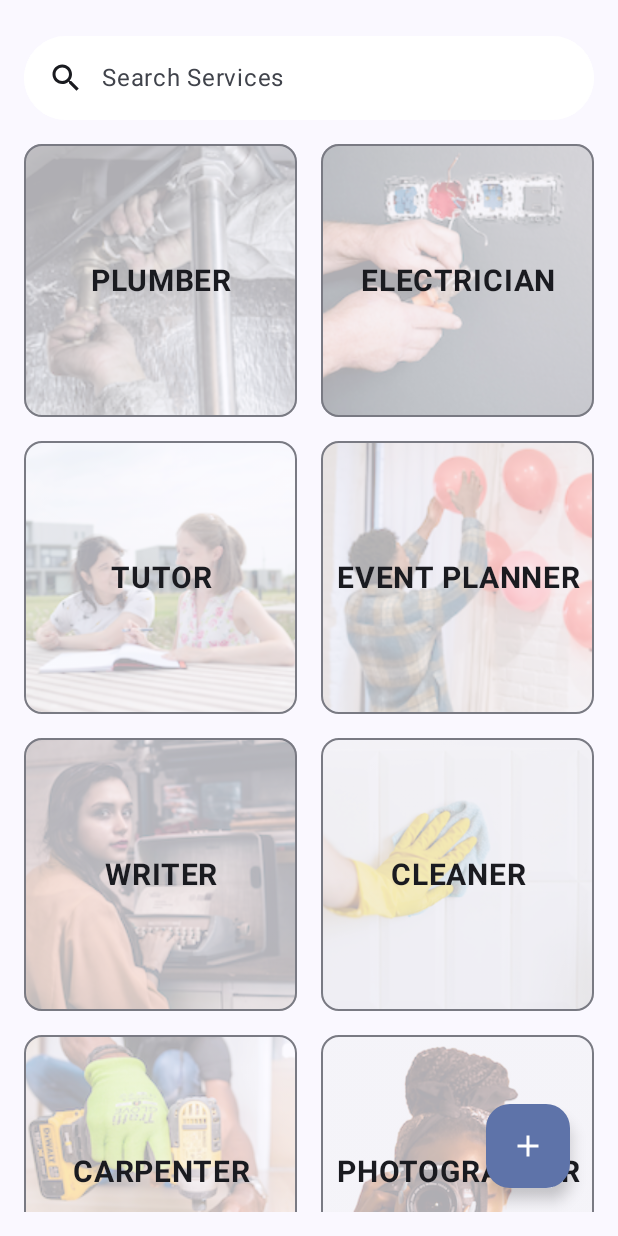
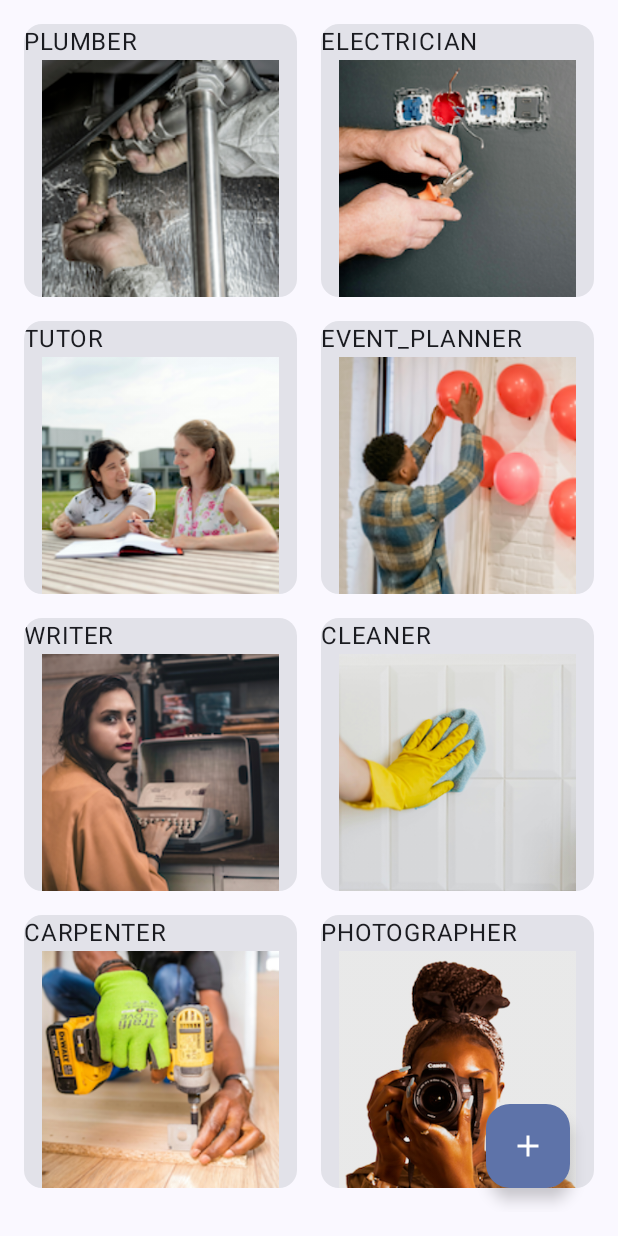
Before and after one commit to SWENT-GRP5/SOLVIT, an Android app built with Jetpack Compose: the composable ServicesScreen shown on its own in the app's theme, on a phone screen of 412 x 824 dp. Run offline under Robolectric (Android 15) with nearby library versions, the light colour scheme and no system bars.

Commit message:
feat(ui): implement basic services screen

```diff
--- a/app/src/main/java/com/android/solvit/model/ProviderRepositoryFirestore.kt
+++ b/app/src/main/java/com/android/solvit/model/ProviderRepositoryFirestore.kt
@@ -2,7 +2,6 @@ package com.android.solvit.model
 
 import android.util.Log
 import com.google.android.gms.tasks.Task
-import com.google.firebase.firestore.CollectionReference
 import com.google.firebase.firestore.DocumentSnapshot
 import com.google.firebase.firestore.FirebaseFirestore
 
@@ -64,19 +63,12 @@ class ProviderRepositoryFirestore(private val db:FirebaseFirestore) : ProviderRe
         onFailure: (Exception) -> Unit
     ) {
 
-        if(service !=null){
-             val collectionRef =  db.collection(collectionPath).whereEqualTo("service",service.toString())
-            collectionRef.get().addOnCompleteListener{task->
-                if(task.isSuccessful){
-                    val providers = task.result?.mapNotNull { document -> convertDoc(document) } ?: emptyList()
-                    onSuccess(providers)
+        val query = if(service !=null){
+            db.collection(collectionPath).whereEqualTo("service",service.toString())
         }else{
-                    Log.e("ProviderRepositoryFirestore", "failed to get Providers")
-                    task.exception?.let {onFailure(it)}
-                }}
-        }else{
-             val collectionRef =  db.collection(collectionPath)
-                collectionRef.get().addOnCompleteListener{task->
+            db.collection(collectionPath)
+        }
+        query.get().addOnCompleteListener{task->
             if(task.isSuccessful){
                 val providers = task.result?.mapNotNull { document -> convertDoc(document) } ?: emptyList()
                 onSuccess(providers)
@@ -84,8 +76,9 @@ class ProviderRepositoryFirestore(private val db:FirebaseFirestore) : ProviderRe
                 Log.e("ProviderRepositoryFirestore", "failed to get Providers")
                 task.exception?.let {onFailure(it)}
             }
+        }
 
-    }}}
+    }
 
     private fun performFirestoreOperation(
         task : Task<Void>,
--- a/app/src/main/java/com/android/solvit/ui/services/Services.kt
+++ b/app/src/main/java/com/android/solvit/ui/services/Services.kt
@@ -4,7 +4,6 @@ import androidx.compose.foundation.Image
 import androidx.compose.foundation.clickable
 import androidx.compose.foundation.layout.Arrangement
 import androidx.compose.foundation.layout.Box
-import androidx.compose.foundation.layout.Column
 import androidx.compose.foundation.layout.aspectRatio
 import androidx.compose.foundation.layout.fillMaxSize
 import androidx.compose.foundation.layout.padding
@@ -12,69 +11,37 @@ import androidx.compose.foundation.lazy.grid.GridCells
 import androidx.compose.foundation.lazy.grid.LazyVerticalGrid
 import androidx.compose.material.icons.Icons
 import androidx.compose.material.icons.filled.Add
-import androidx.compose.material.icons.filled.Search
-import androidx.compose.material3.ExperimentalMaterial3Api
+import androidx.compose.material3.Card
 import androidx.compose.material3.FloatingActionButton
 import androidx.compose.material3.Icon
-import androidx.compose.material3.OutlinedCard
 import androidx.compose.material3.Scaffold
-import androidx.compose.material3.SearchBar
-import androidx.compose.material3.SearchBarDefaults
 import androidx.compose.material3.Text
 import androidx.compose.runtime.Composable
-import androidx.compose.runtime.collectAsState
-import androidx.compose.runtime.getValue
-import androidx.compose.ui.Alignment
 import androidx.compose.ui.Modifier
-import androidx.compose.ui.draw.alpha
-import androidx.compose.ui.graphics.Color
-import androidx.compose.ui.platform.testTag
 import androidx.compose.ui.res.painterResource
-import androidx.compose.ui.text.font.FontWeight
-import androidx.compose.ui.text.style.TextAlign
 import androidx.compose.ui.unit.dp
-import androidx.compose.ui.unit.sp
-import com.android.solvit.model.services.SearchServicesViewModel
+import com.android.solvit.R
+import com.android.solvit.model.Services
 
-@OptIn(ExperimentalMaterial3Api::class)
 @Composable
 fun ServicesScreen() {
-
-  val searchViewModel = SearchServicesViewModel()
-  val searchText by searchViewModel.searchText.collectAsState()
-  val searchResults by searchViewModel.servicesList.collectAsState()
-
     Scaffold(
-      modifier = Modifier.padding(16.dp).testTag("servicesScreen"),
+        modifier = Modifier.padding(16.dp),
         floatingActionButton = {
             FloatingActionButton(
-            modifier = Modifier.testTag("addRequestButton"), onClick = { /*TODO*/}) {
+                onClick = { /*TODO*/ }) {
                 Icon(imageVector = Icons.Default.Add, contentDescription = "Add Service Request")
             }
-      }) { padding ->
-        Column(
-            modifier = Modifier.fillMaxSize().padding(padding),
-            verticalArrangement = Arrangement.spacedBy(16.dp)) {
-              SearchBar(
-                  query = searchText,
-                  onQueryChange = searchViewModel::onSearchTextChange,
-                  onSearch = searchViewModel::onSearchTextChange,
-                  active = false,
-                  onActiveChange = { searchViewModel.onToggleSearch() },
-                  modifier = Modifier.testTag("searchBar"),
-                  placeholder = { Text("Search Services") },
-                  leadingIcon = {
-                    Icon(imageVector = Icons.Default.Search, contentDescription = null)
-                  },
-                  colors = SearchBarDefaults.colors(containerColor = Color.White)) {}
+        }
+    ) { padding ->
         LazyVerticalGrid(
             columns = GridCells.Fixed(2),
-                  modifier = Modifier.padding(padding).testTag("servicesGrid"),
+            modifier = Modifier.padding(padding),
             verticalArrangement = Arrangement.spacedBy(16.dp),
-                  horizontalArrangement = Arrangement.spacedBy(16.dp)) {
-                    items(searchResults.size) { index ->
-                      ServiceItem(searchResults[index], onClick = { /*TODO*/})
-                    }
+            horizontalArrangement = Arrangement.spacedBy(16.dp)
+        ) {
+            items(SERVICES_LIST.size) { index ->
+                ServiceItem(SERVICES_LIST[index], onClick = { /*TODO*/ })
             }
         }
     }
@@ -82,22 +49,18 @@ fun ServicesScreen() {
 
 @Composable
 fun ServiceItem(service: ServicesListItem, onClick: () -> Unit) {
-  OutlinedCard(
-      modifier =
-          Modifier.aspectRatio(1f).testTag(service.service.toString() + "Item").clickable {
-            onClick()
-          }) {
-        Box {
+    Card(
+        modifier = Modifier
+            .aspectRatio(1f)
+            .clickable { onClick() }
+    ) {
+        Text(
+            text = service.service.toString()
+        )
         Image(
             painter = painterResource(id = service.image),
-              contentDescription = null,
-              modifier = Modifier.fillMaxSize().alpha(0.3f))
-          Text(
-              text = service.service.toString().replace("_", " "),
-              modifier = Modifier.align(Alignment.Center),
-              fontSize = 20.sp,
-              fontWeight = FontWeight.Bold,
-              textAlign = TextAlign.Center)
+            contentDescription = service.service.toString(),
+            modifier = Modifier.fillMaxSize()
+        )
     }
 }
-}
```
Also changed, not shown: app/src/main/java/com/android/solvit/ui/services/ServicesListItem.kt (+7 -4 lines). Lines whose indentation alone changed are shown as unchanged.
